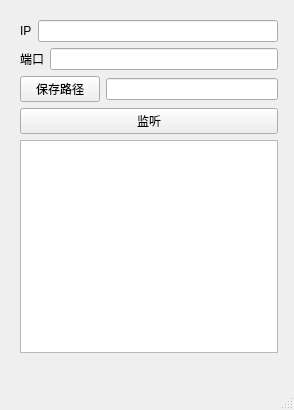
First picture: the form in FileServer/fileserver.ui, repository HectorJiang/CPP, before the edit.
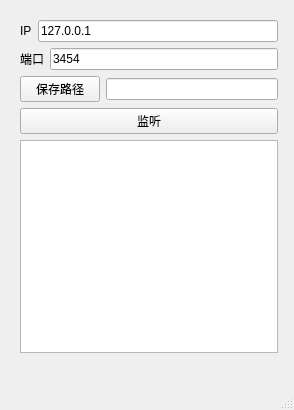
Second picture: the form after the edit.

```diff
--- a/FileServer/fileserver.ui
+++ b/FileServer/fileserver.ui
@@ -34,7 +34,11 @@
         </widget>
        </item>
        <item>
-        <widget class="QLineEdit" name="m_pLeServerIp"/>
+        <widget class="QLineEdit" name="m_pLeServerIp">
+         <property name="text">
+          <string>127.0.0.1</string>
+         </property>
+        </widget>
        </item>
       </layout>
      </item>
@@ -48,7 +52,11 @@
         </widget>
        </item>
        <item>
-        <widget class="QLineEdit" name="m_pLeServerPort"/>
+        <widget class="QLineEdit" name="m_pLeServerPort">
+         <property name="text">
+          <string>3454</string>
+         </property>
+        </widget>
        </item>
       </layout>
      </item>
```
